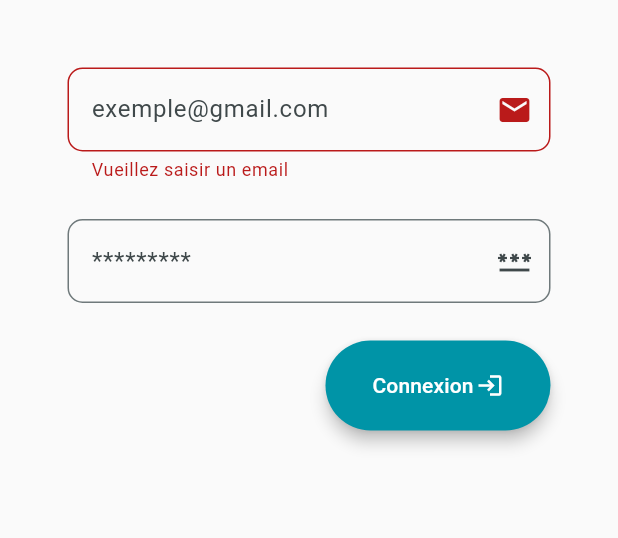
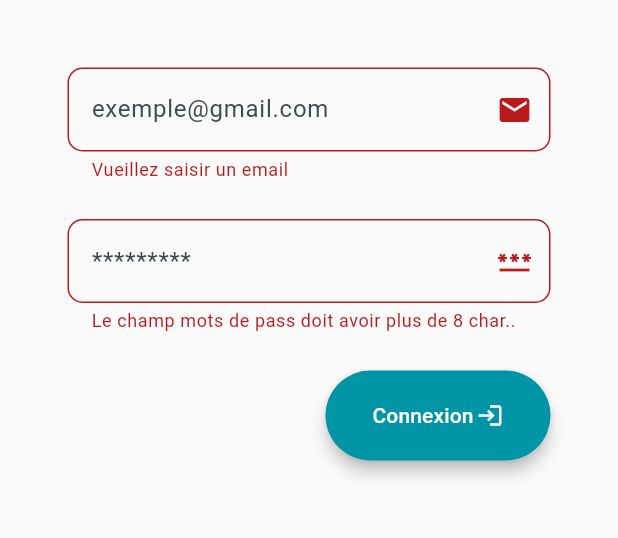
Before and after one commit to lmtlibass/tp-flutter-friends-app, a Flutter app: the FormScreen screen opened by its route, after a tap on "Connexion", on a phone screen of 412 x 824 dp, the part 84-622 px from its top. Run offline on Flutter 3.47's test engine with Material 3 defaults, Android fonts, the phone set to English and light mode, and no system bars.

Commit message:
form final

```diff
--- a/lib/screens/formulaire.dart
+++ b/lib/screens/formulaire.dart
@@ -11,6 +11,8 @@ class FormScreen extends StatefulWidget {
 
 class _FormScreenState extends State<FormScreen> {
   final _formKey = GlobalKey<FormState>();
+  final emailController   = TextEditingController();
+  final passwordController = TextEditingController();
 
   @override
   Widget build(BuildContext context) {
@@ -28,6 +30,7 @@ class _FormScreenState extends State<FormScreen> {
               crossAxisAlignment: CrossAxisAlignment.end,
               children: [
                 TextFormField(
+                  controller: emailController,
                   keyboardType: TextInputType.emailAddress,
                   decoration: InputDecoration(
                     hintText: "exemple@gmail.com",
@@ -47,6 +50,7 @@ class _FormScreenState extends State<FormScreen> {
                 SizedBox(height: 25),
 
                 TextFormField(
+                  controller: passwordController,
                   obscureText: true,
                   decoration: InputDecoration(
                     hintText: "*********",
@@ -55,6 +59,12 @@ class _FormScreenState extends State<FormScreen> {
                       borderRadius: BorderRadius.circular(10.0),
                     ),
                   ),
+                  validator: (value) {
+                    if (value == null || value.length < 8) {
+                      return "Le champ mots de pass doit avoir plus de 8 char..";
+                    }
+                    return null;
+                  },
                 ),
 
                 SizedBox(height: 25),
```
